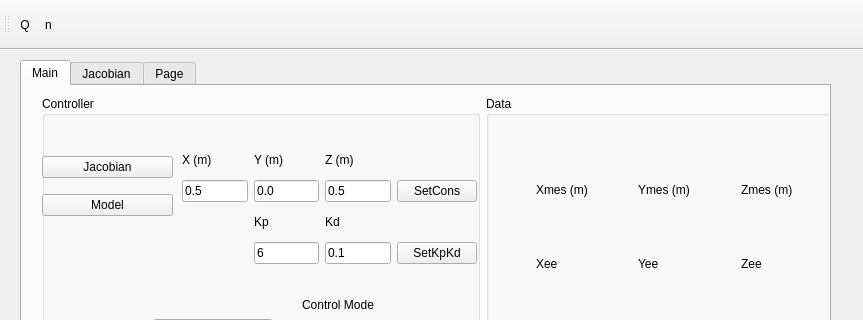
Before: the Qt Designer form kukademo.ui in ISIR-SYROCO/kuka_ui_demo, drawn with Qt 5; both pictures show x 0 to 863 and y 0 to 320 of the 863 by 849 pixel window.
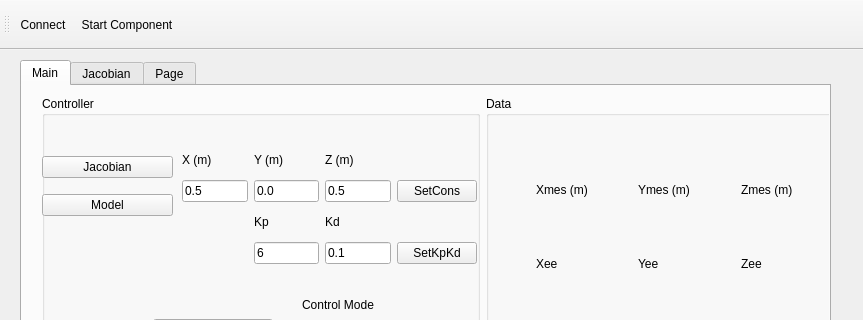
After: the same form once the commit is applied. Icons and pictures are not drawn.

Commit message:
Add button to connect to robot
Connect will launch the kuka_simple ops script

```diff
--- a/kukademo.ui
+++ b/kukademo.ui
@@ -1072,13 +1072,8 @@
        <height>68</height>
       </rect>
      </property>
-     <zorder>tabWidget</zorder>
-     <zorder>tabWidget</zorder>
     </widget>
    </widget>
-   <zorder>tabWidget</zorder>
-   <zorder>scrollArea</zorder>
-   <zorder>scrollArea</zorder>
   </widget>
   <widget class="QStatusBar" name="statusbar"/>
   <widget class="QMenuBar" name="menuBar">
@@ -1105,22 +1100,25 @@
     <enum>TopToolBarArea</enum>
    </attribute>
    <attribute name="toolBarBreak">
-    <bool>true</bool>
+    <bool>false</bool>
    </attribute>
-   <addaction name="actionQ"/>
-   <addaction name="actionN"/>
+   <addaction name="actionConnect"/>
+   <addaction name="actionStartComponent"/>
   </widget>
-  <action name="actionQ">
+  <action name="actionConnect">
    <property name="text">
-    <string>Q</string>
+    <string>Connect</string>
+   </property>
+   <property name="toolTip">
+    <string>Connect to robot</string>
    </property>
   </action>
-  <action name="actionN">
+  <action name="actionStartComponent">
    <property name="checkable">
     <bool>true</bool>
    </property>
    <property name="text">
-    <string>n</string>
+    <string>Start Component</string>
    </property>
   </action>
  </widget>
```
The commit also changes 1 other file.
